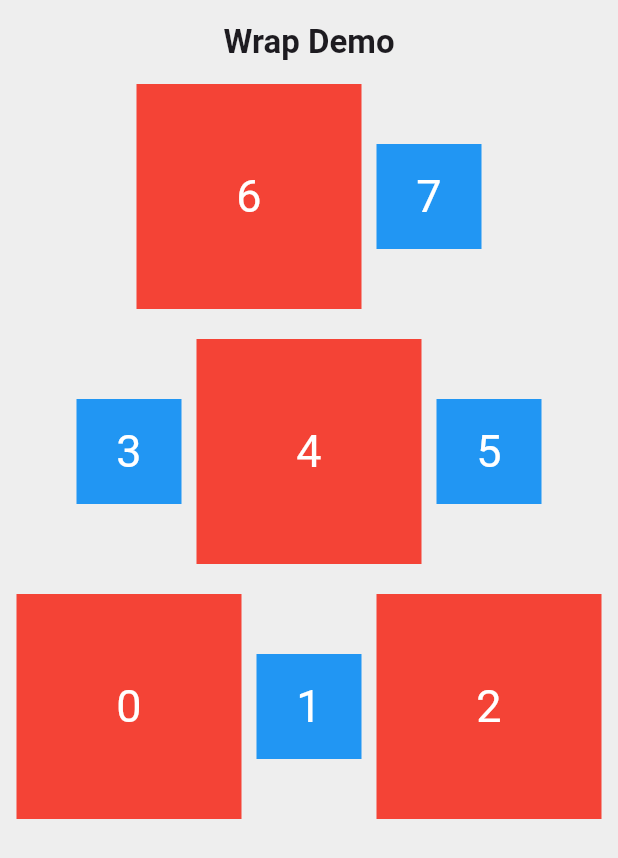
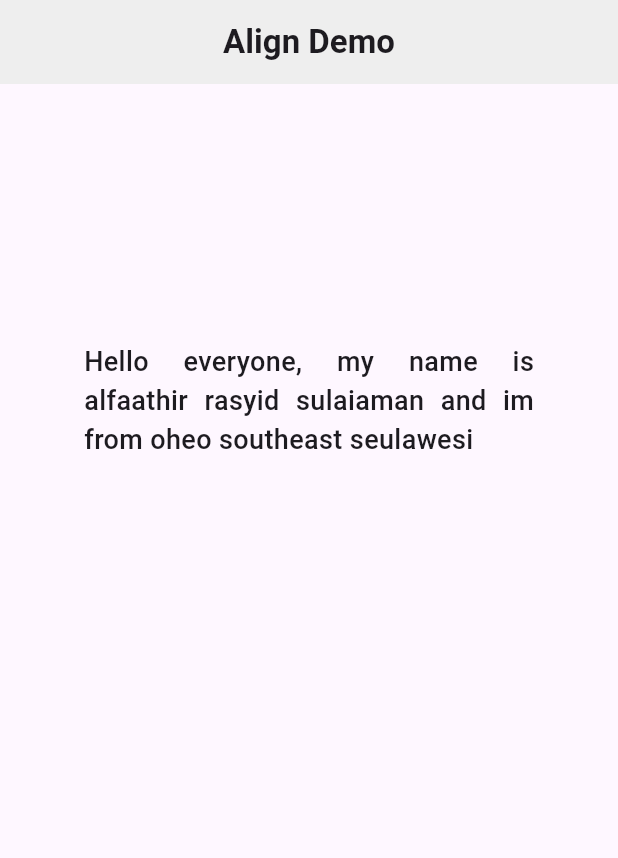
Before and after one commit to exasrin/flutter-app, a Flutter app: the screen it shows after launch, on a phone screen of 412 x 824 dp. Shown: the top 858 px of the screen. Run offline on Flutter 3.47's test engine with Material 3 defaults, Android fonts, the light colour scheme and no system bars.

Commit message:
[ADD] align

```diff
--- a/lib/main_page.dart
+++ b/lib/main_page.dart
@@ -1,7 +1,4 @@
-import 'package:flutter/cupertino.dart';
 import 'package:flutter/material.dart';
-import 'package:flutter/widgets.dart';
-import 'package:google_fonts/google_fonts.dart';
 
 class MainPage extends StatelessWidget {
   const MainPage({super.key});
@@ -13,37 +10,21 @@ class MainPage extends StatelessWidget {
           backgroundColor: Colors.grey.shade200,
           title: const Center(
               child: Text(
-            "Wrap Demo",
+            "Align Demo",
             style: TextStyle(fontWeight: FontWeight.bold),
           )),
         ),
-        body: Container(
-          height: double.infinity,
-          width: double.infinity,
-          color: Colors.grey.shade200,
-          child: Wrap(
-              alignment: WrapAlignment.center, //secara horizontal
-              runAlignment: WrapAlignment.end, //secara vertical
-              crossAxisAlignment:
-                  WrapCrossAlignment.center, //di dalam baris wrap
-              verticalDirection: VerticalDirection.up, // arah mulainya
-              // direction: Axis.vertical,
-              spacing: 10,
-              runSpacing: 20,
-              children: List.generate(
-                  8,
-                  (index) => Container(
-                        width: index % 2 == 0 ? 150 : 70,
-                        height: index % 2 == 0 ? 150 : 70,
-                        color: index % 2 == 0 ? Colors.red : Colors.blue,
-                        child: Center(
-                          child: Text(
-                            index.toString(),
-                            style: const TextStyle(
-                                fontSize: 30, color: Colors.white),
-                          ),
-                        ),
-                      ))),
+        body: const Align(
+          // alignment: Alignment.center,
+          alignment: Alignment(0, -0.5),
+          child: SizedBox(
+            width: 300,
+            child: Text(
+              "Hello everyone, my name is alfaathir rasyid sulaiaman and im from oheo southeast seulawesi",
+              textAlign: TextAlign.justify,
+              style: TextStyle(fontWeight: FontWeight.w500, fontSize: 18),
+            ),
+          ),
         ));
   }
 }
```
